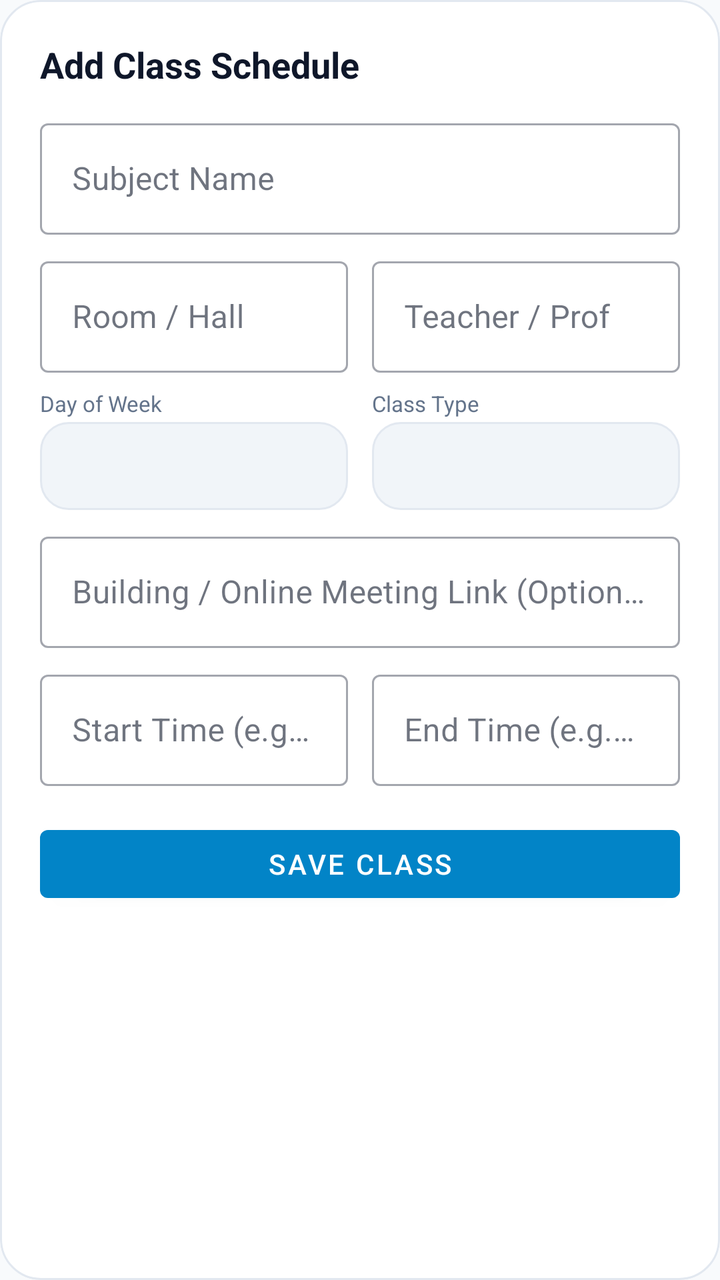
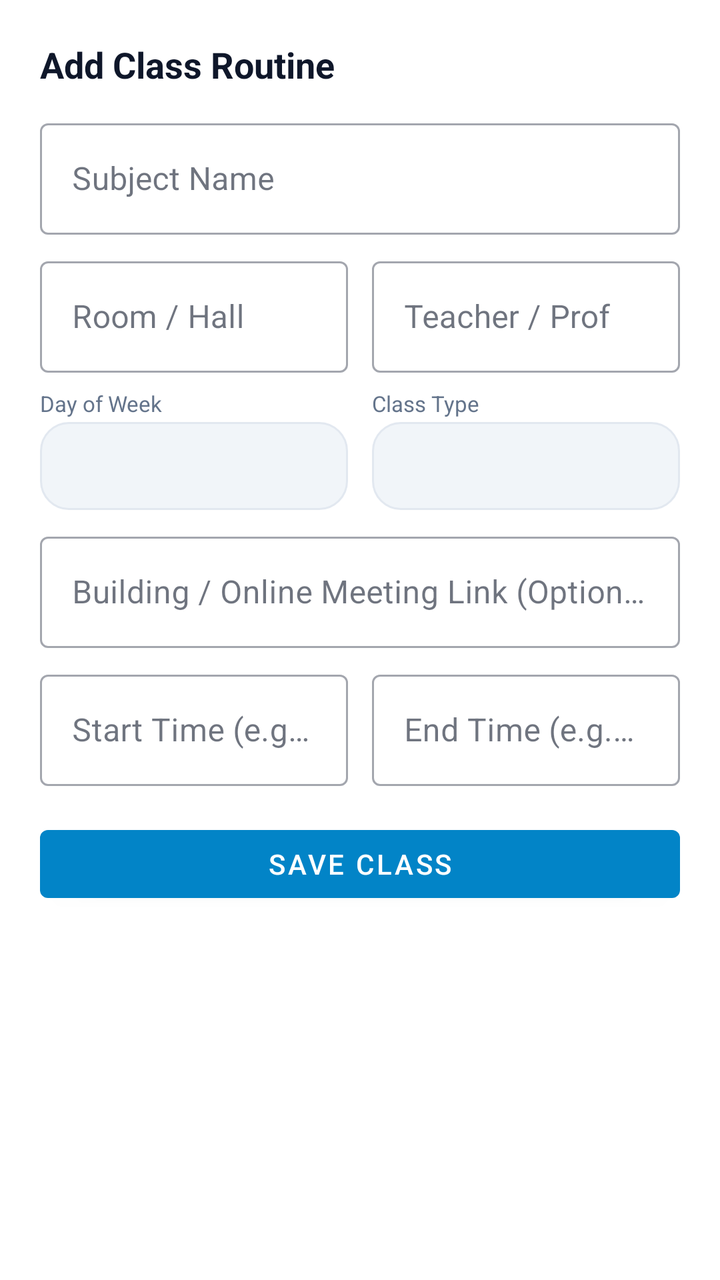

Before-and-after screenshots of an Android layout around one commit, followed by the original layout XML and the change that was made.
<!-- AndroidManifest.xml: application theme Theme.LifeSync -->
<!-- res/layout/dialog_add_class.xml -->
<?xml version="1.0" encoding="utf-8"?>
<LinearLayout xmlns:android="http://schemas.android.com/apk/res/android"
    xmlns:app="http://schemas.android.com/apk/res-auto"
    android:layout_width="match_parent"
    android:layout_height="wrap_content"
    android:background="@drawable/bg_dialog_glass"
    android:clipToOutline="true"
    android:orientation="vertical"
    android:padding="20dp">

    <TextView
        android:id="@+id/tvAddClassTitle"
        android:layout_width="wrap_content"
        android:layout_height="wrap_content"
        android:text="Add Class Schedule"
        android:textColor="@color/text_primary"
        android:textSize="18sp"
        android:textStyle="bold" />

    <com.google.android.material.textfield.TextInputLayout
        style="@style/Widget.MaterialComponents.TextInputLayout.OutlinedBox"
        android:layout_width="match_parent"
        android:layout_height="wrap_content"
        android:layout_marginTop="12dp"
        android:hint="Subject Name">

        <com.google.android.material.textfield.TextInputEditText
            android:id="@+id/etClassSubject"
            android:layout_width="match_parent"
            android:layout_height="wrap_content"
            android:textColor="?attr/colorOnSurface"
            android:textColorHint="?android:attr/textColorSecondary" />
    </com.google.android.material.textfield.TextInputLayout>

    <LinearLayout
        android:layout_width="match_parent"
        android:layout_height="wrap_content"
        android:layout_marginTop="8dp"
        android:orientation="horizontal">

        <com.google.android.material.textfield.TextInputLayout
            style="@style/Widget.MaterialComponents.TextInputLayout.OutlinedBox"
            android:layout_width="0dp"
            android:layout_height="wrap_content"
            android:layout_marginEnd="6dp"
            android:layout_weight="1"
            android:hint="Room / Hall">

            <com.google.android.material.textfield.TextInputEditText
                android:id="@+id/etClassRoom"
                android:layout_width="match_parent"
                android:layout_height="wrap_content"
                android:textColor="?attr/colorOnSurface"
                android:textColorHint="?android:attr/textColorSecondary" />
        </com.google.android.material.textfield.TextInputLayout>

        <com.google.android.material.textfield.TextInputLayout
            style="@style/Widget.MaterialComponents.TextInputLayout.OutlinedBox"
            android:layout_width="0dp"
            android:layout_height="wrap_content"
            android:layout_marginStart="6dp"
            android:layout_weight="1"
            android:hint="Teacher / Prof">

            <com.google.android.material.textfield.TextInputEditText
                android:id="@+id/etClassTeacher"
                android:layout_width="match_parent"
                android:layout_height="wrap_content"
                android:textColor="?attr/colorOnSurface"
                android:textColorHint="?android:attr/textColorSecondary" />
        </com.google.android.material.textfield.TextInputLayout>
    </LinearLayout>

    <LinearLayout
        android:layout_width="match_parent"
        android:layout_height="wrap_content"
        android:layout_marginTop="8dp"
        android:orientation="horizontal">

        <LinearLayout
            android:layout_width="0dp"
            android:layout_height="wrap_content"
            android:layout_marginEnd="6dp"
            android:layout_weight="1"
            android:orientation="vertical">

            <TextView
                android:layout_width="wrap_content"
                android:layout_height="wrap_content"
                android:text="Day of Week"
                android:textColor="@color/text_secondary"
                android:textSize="11sp" />

            <Spinner
                android:id="@+id/spClassDay"
                android:layout_width="match_parent"
                android:layout_height="44dp"
                android:layout_marginTop="2dp"
                android:background="@drawable/bg_chip_unselected" />
        </LinearLayout>

        <LinearLayout
            android:layout_width="0dp"
            android:layout_height="wrap_content"
            android:layout_marginStart="6dp"
            android:layout_weight="1"
            android:orientation="vertical">

            <TextView
                android:layout_width="wrap_content"
                android:layout_height="wrap_content"
                android:text="Class Type"
                android:textColor="@color/text_secondary"
                android:textSize="11sp" />

            <Spinner
                android:id="@+id/spClassType"
                android:layout_width="match_parent"
                android:layout_height="44dp"
                android:layout_marginTop="2dp"
                android:background="@drawable/bg_chip_unselected" />
        </LinearLayout>
    </LinearLayout>

    <com.google.android.material.textfield.TextInputLayout
        style="@style/Widget.MaterialComponents.TextInputLayout.OutlinedBox"
        android:layout_width="match_parent"
        android:layout_height="wrap_content"
        android:layout_marginTop="8dp"
        android:hint="Building / Online Meeting Link (Optional)">

        <com.google.android.material.textfield.TextInputEditText
            android:id="@+id/etClassBuilding"
            android:layout_width="match_parent"
            android:layout_height="wrap_content"
            android:textColor="?attr/colorOnSurface"
            android:textColorHint="?android:attr/textColorSecondary" />
    </com.google.android.material.textfield.TextInputLayout>

    <LinearLayout
        android:layout_width="match_parent"
        android:layout_height="wrap_content"
        android:layout_marginTop="8dp"
        android:orientation="horizontal">

        <com.google.android.material.textfield.TextInputLayout
            style="@style/Widget.MaterialComponents.TextInputLayout.OutlinedBox"
            android:layout_width="0dp"
            android:layout_height="wrap_content"
            android:layout_marginEnd="6dp"
            android:layout_weight="1"
            android:hint="Start Time (e.g. 09:00 AM)">

            <com.google.android.material.textfield.TextInputEditText
                android:id="@+id/etClassStartTime"
                android:layout_width="match_parent"
                android:layout_height="wrap_content"
                android:clickable="true"
                android:cursorVisible="false"
                android:focusable="false"
                android:textColor="?attr/colorOnSurface"
                android:textColorHint="?android:attr/textColorSecondary" />
        </com.google.android.material.textfield.TextInputLayout>

        <com.google.android.material.textfield.TextInputLayout
            style="@style/Widget.MaterialComponents.TextInputLayout.OutlinedBox"
            android:layout_width="0dp"
            android:layout_height="wrap_content"
            android:layout_marginStart="6dp"
            android:layout_weight="1"
            android:hint="End Time (e.g. 10:30 AM)">

            <com.google.android.material.textfield.TextInputEditText
                android:id="@+id/etClassEndTime"
                android:layout_width="match_parent"
                android:layout_height="wrap_content"
                android:clickable="true"
                android:cursorVisible="false"
                android:focusable="false"
                android:textColor="?attr/colorOnSurface"
                android:textColorHint="?android:attr/textColorSecondary" />
        </com.google.android.material.textfield.TextInputLayout>
    </LinearLayout>

    <com.google.android.material.button.MaterialButton
        android:id="@+id/btnSaveClass"
        android:layout_width="match_parent"
        android:layout_height="46dp"
        android:layout_marginTop="16dp"
        android:text="Save Class" />

</LinearLayout>
<!-- resources referenced by this layout -->
<resources>
  <color name="text_primary">#0F172A</color>
  <color name="text_secondary">#64748B</color>
  <!-- drawable bg_chip_unselected (drawable) -->
  <?xml version="1.0" encoding="utf-8"?>
  <shape xmlns:android="http://schemas.android.com/apk/res/android"
      android:shape="rectangle">
      <solid android:color="@color/surface_variant" />
      <corners android:radius="14dp" />
      <stroke
          android:width="1dp"
          android:color="@color/card_stroke" />
  </shape>
  <!-- drawable bg_dialog_glass (drawable) -->
  <?xml version="1.0" encoding="utf-8"?>
  <shape xmlns:android="http://schemas.android.com/apk/res/android"
      android:shape="rectangle">
      <corners android:radius="20dp" />
      <solid android:color="@color/surface" />
      <stroke
          android:width="1dp"
          android:color="@color/card_stroke" />
  </shape>
  <style name="Theme.LifeSync" parent="Theme.MaterialComponents.DayNight.NoActionBar">
          <item name="colorPrimary">@color/primary</item>
          <item name="colorPrimaryVariant">@color/primary_variant</item>
          <item name="colorOnPrimary">@color/on_primary</item>
          <item name="colorSecondary">@color/secondary</item>
          <item name="colorSecondaryVariant">@color/secondary_variant</item>
          <item name="colorOnSecondary">@color/on_secondary</item>
          <item name="colorSurface">@color/surface</item>
          <item name="colorOnSurface">@color/text_primary</item>
          <item name="colorOnBackground">@color/text_primary</item>
          <item name="colorOnSurfaceVariant">@color/text_secondary</item>
          <item name="colorOutline">@color/text_secondary</item>
          <item name="android:colorBackground">@color/background</item>
          <item name="android:windowBackground">@color/background</item>
          <item name="android:textColorPrimary">@color/text_primary</item>
          <item name="android:textColorSecondary">@color/text_secondary</item>
          <item name="android:statusBarColor">@color/background</item>
          <item name="android:windowLightStatusBar">true</item>
          <item name="android:navigationBarColor">@color/background</item>
          <item name="materialCardViewStyle">@style/CardElevationRounded</item>
          <item name="android:textViewStyle">@style/DuoRhythmTextView</item>
          <item name="android:editTextStyle">@style/DuoRhythmEditText</item>
          <item name="editTextStyle">@style/DuoRhythmEditText</item>
      </style>
  <color name="surface_variant">#F1F5F9</color>
  <color name="card_stroke">#E2E8F0</color>
  <color name="surface">#FFFFFF</color>
  <color name="primary">#0284C7</color>
  <color name="primary_variant">#0369A1</color>
  <color name="on_primary">#FFFFFF</color>
  <color name="secondary">#7C3AED</color>
  <color name="secondary_variant">#6D28D9</color>
  <color name="on_secondary">#FFFFFF</color>
  <color name="background">#F8FAFC</color>
  <style name="CardElevationRounded" parent="Widget.MaterialComponents.CardView">
          <item name="cardCornerRadius">22dp</item>
          <item name="cardElevation">2dp</item>
          <item name="strokeWidth">1dp</item>
          <item name="strokeColor">@color/card_stroke</item>
          <item name="cardBackgroundColor">@color/surface_card</item>
      </style>
  <style name="DuoRhythmTextView" parent="android:Widget.TextView">
          <item name="android:lineSpacingExtra">2dp</item>
          <item name="android:fontFamily">sans-serif</item>
          <item name="android:includeFontPadding">true</item>
      </style>
  <style name="DuoRhythmEditText" parent="android:Widget.EditText">
          <item name="android:lineSpacingExtra">2dp</item>
          <item name="android:fontFamily">sans-serif</item>
          <item name="android:includeFontPadding">true</item>
          <item name="android:textColor">@color/text_primary</item>
          <item name="android:textColorHint">@color/text_secondary</item>
      </style>
  <color name="surface_card">#FFFFFF</color>
</resources>

<!-- the commit's change to res/layout/dialog_add_class.xml (unified diff, before → after) -->
@@ -3,8 +3,8 @@
     xmlns:app="http://schemas.android.com/apk/res-auto"
     android:layout_width="match_parent"
     android:layout_height="wrap_content"
-    android:background="@drawable/bg_dialog_glass"
-    android:clipToOutline="true"
+    android:background="?attr/colorSurface"
+    android:elevation="8dp"
     android:orientation="vertical"
     android:padding="20dp">
 
@@ -12,7 +12,7 @@
         android:id="@+id/tvAddClassTitle"
         android:layout_width="wrap_content"
         android:layout_height="wrap_content"
-        android:text="Add Class Schedule"
+        android:text="Add Class Routine"
         android:textColor="@color/text_primary"
         android:textSize="18sp"
         android:textStyle="bold" />
<!-- resource entries referenced after the edit -->
@@ -8,16 +8,6 @@
       android:shape="rectangle">
       <solid android:color="@color/surface_variant" />
       <corners android:radius="14dp" />
-      <stroke
-          android:width="1dp"
-          android:color="@color/card_stroke" />
-  </shape>
-  <!-- drawable bg_dialog_glass (drawable) -->
-  <?xml version="1.0" encoding="utf-8"?>
-  <shape xmlns:android="http://schemas.android.com/apk/res/android"
-      android:shape="rectangle">
-      <corners android:radius="20dp" />
-      <solid android:color="@color/surface" />
       <stroke
           android:width="1dp"
           android:color="@color/card_stroke" />
